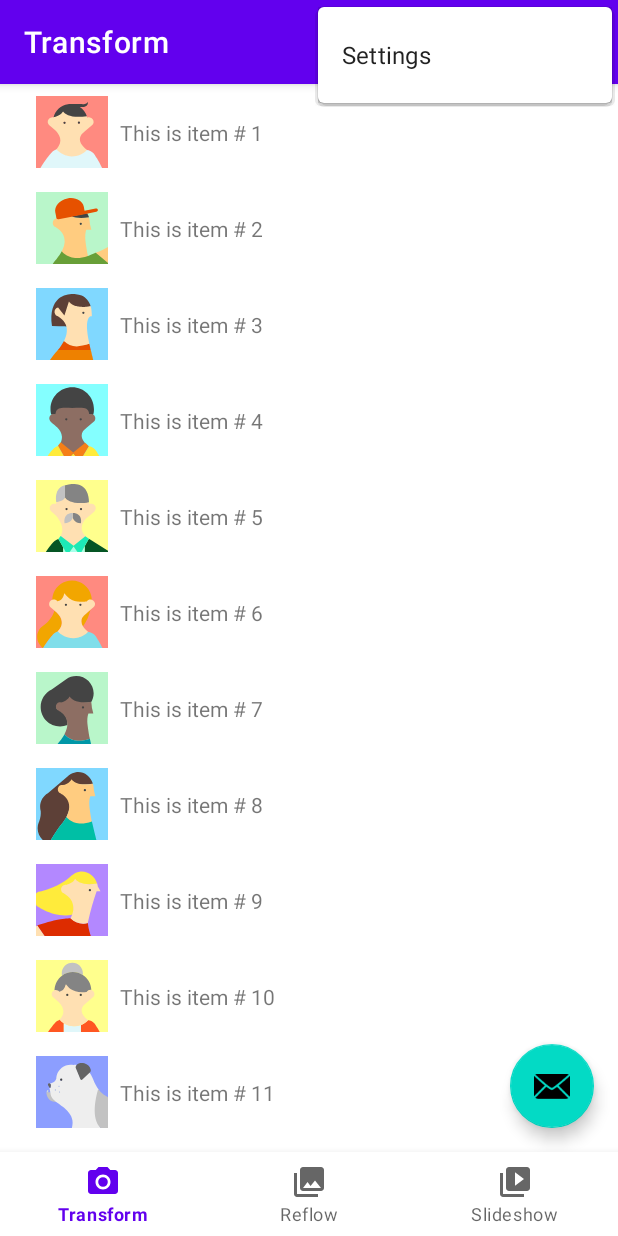
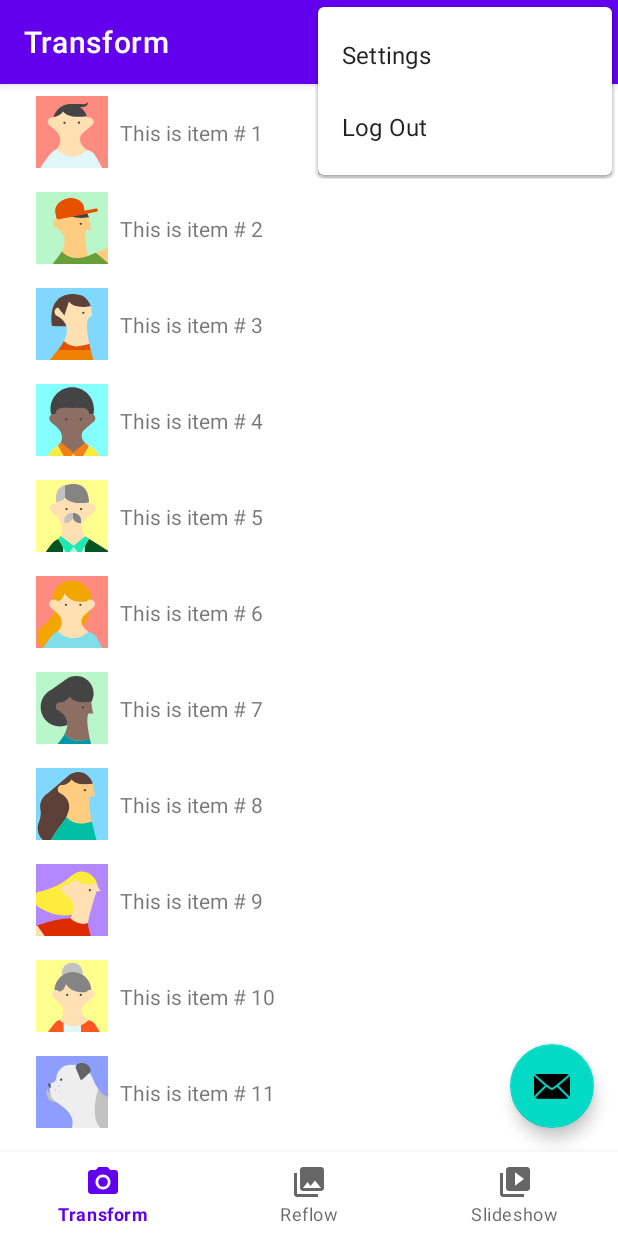
Before and after one commit to takathepug/udacity_capstone, an Android app: the MainActivity screen opened directly, with no data from a screen before it, with the options menu open, on a phone screen of 412 x 824 dp. Run offline under Robolectric (Android 15) with nearby library versions, the phone set to English and light mode, and no system bars; our stand-ins replace Timber, data binding, navigation-ui; libraries missing offline, so code that uses them is left out: com.firebase.ui; 2 statements that could not run were skipped.

Commit message:
Logout implementation tailored to adaptive design. Timber logging

```diff
--- a/app/build.gradle
+++ b/app/build.gradle
@@ -88,7 +88,7 @@ dependencies {
     implementation fileTree(dir: 'libs', include: ['*.jar'])
 
     implementation 'androidx.core:core-ktx:1.8.0'
-    implementation 'androidx.appcompat:appcompat:1.4.2'
+    implementation 'androidx.appcompat:appcompat:1.5.0'
     implementation 'com.google.android.material:material:1.6.1'
     implementation 'androidx.recyclerview:recyclerview:1.2.1'
     implementation 'androidx.constraintlayout:constraintlayout:2.1.4'
@@ -96,6 +96,9 @@ dependencies {
     implementation 'androidx.lifecycle:lifecycle-viewmodel-ktx:2.5.1'
     implementation 'androidx.navigation:navigation-fragment-ktx:2.5.1'
     implementation 'androidx.navigation:navigation-ui-ktx:2.5.1'
+
+    // timber
+    implementation 'com.jakewharton.timber:timber:4.7.1'
 
     // room
     implementation "androidx.room:room-runtime:$roomVersion"
--- a/app/src/main/AndroidManifest.xml
+++ b/app/src/main/AndroidManifest.xml
@@ -8,6 +8,7 @@
     <uses-permission android:name="android.permission.ACCESS_NETWORK_STATE" />
 
     <application
+        android:name=".CapstoneApplication"
         android:allowBackup="true"
         android:dataExtractionRules="@xml/data_extraction_rules"
         android:fullBackupContent="@xml/backup_rules"
--- a/app/src/main/java/com/example/udacity_capstone/MainActivity.kt
+++ b/app/src/main/java/com/example/udacity_capstone/MainActivity.kt
@@ -1,18 +1,22 @@
 package com.example.udacity_capstone
 
+import android.content.Intent
 import android.os.Bundle
 import android.view.Menu
 import android.view.MenuItem
-import com.google.android.material.snackbar.Snackbar
-import com.google.android.material.navigation.NavigationView
+import androidx.appcompat.app.AppCompatActivity
 import androidx.navigation.findNavController
 import androidx.navigation.fragment.NavHostFragment
 import androidx.navigation.ui.AppBarConfiguration
 import androidx.navigation.ui.navigateUp
 import androidx.navigation.ui.setupActionBarWithNavController
 import androidx.navigation.ui.setupWithNavController
-import androidx.appcompat.app.AppCompatActivity
 import com.example.udacity_capstone.databinding.ActivityMainBinding
+import com.example.udacity_capstone.ui.authentication.AuthenticationActivity
+import com.firebase.ui.auth.AuthUI
+import com.google.android.material.navigation.NavigationView
+import com.google.android.material.snackbar.Snackbar
+import timber.log.Timber
 
 class MainActivity : AppCompatActivity() {
 
@@ -45,9 +49,14 @@ class MainActivity : AppCompatActivity() {
                 ),
                 binding.drawerLayout
             )
+
             setupActionBarWithNavController(navController, appBarConfiguration)
+            it.setupWithNavController(navController)
 
-            it.setupWithNavController(navController)
+            it.menu.findItem(R.id.menu_item_logout).setOnMenuItemClickListener {
+                logout()
+                true
+            }
         }
 
         // in w600dp
@@ -58,8 +67,14 @@ class MainActivity : AppCompatActivity() {
                 ),
                 binding.drawerLayout
             )
+
             setupActionBarWithNavController(navController, appBarConfiguration)
             it.setupWithNavController(navController)
+
+            it.menu.findItem(R.id.menu_item_logout).setOnMenuItemClickListener {
+                logout()
+                true
+            }
         }
 
         // < w600p
@@ -71,6 +86,14 @@ class MainActivity : AppCompatActivity() {
             )
             setupActionBarWithNavController(navController, appBarConfiguration)
             it.setupWithNavController(navController)
+        }
+
+        navController.addOnDestinationChangedListener { controller, destination, arguments ->
+            Timber.d("Navigating to ${destination.label}")
+
+            if(destination.id == R.id.menu_item_logout) {
+                // TODO
+            }
         }
     }
 
@@ -94,6 +117,9 @@ class MainActivity : AppCompatActivity() {
                 val navController = findNavController(R.id.nav_host_fragment_content_main)
                 navController.navigate(R.id.nav_settings)
             }
+            R.id.menu_item_logout -> {
+                logout()
+            }
         }
         return super.onOptionsItemSelected(item)
     }
@@ -102,4 +128,14 @@ class MainActivity : AppCompatActivity() {
         val navController = findNavController(R.id.nav_host_fragment_content_main)
         return navController.navigateUp(appBarConfiguration) || super.onSupportNavigateUp()
     }
+
+    // utils
+    private fun logout() {
+        AuthUI.getInstance().signOut(this).addOnSuccessListener {
+            val logOutIntent = Intent(this, AuthenticationActivity::class.java)
+            startActivity(logOutIntent)
+            this.finish()
+        }
+    }
+
 }
--- a/app/src/main/java/com/example/udacity_capstone/ui/authentication/FirebaseUserLiveData.kt
+++ b/app/src/main/java/com/example/udacity_capstone/ui/authentication/FirebaseUserLiveData.kt
@@ -34,19 +34,23 @@ class FirebaseUserLiveData : LiveData<FirebaseUser?>() {
     private val firebaseAuth = FirebaseAuth.getInstance()
 
     private val authStateListener = FirebaseAuth.AuthStateListener { firebaseAuth ->
-        // query for the current user
+        // authentication state changed
         value = firebaseAuth.currentUser
     }
 
     // When this object has an active observer, start observing the FirebaseAuth state to see if
     // there is currently a logged in user.
     override fun onActive() {
+        super.onActive()
+
         firebaseAuth.addAuthStateListener(authStateListener)
     }
 
     // When this object no longer has an active observer, stop observing the FirebaseAuth state to
     // prevent memory leaks.
     override fun onInactive() {
+        super.onInactive()
+
         firebaseAuth.removeAuthStateListener(authStateListener)
     }
 }
--- /dev/null
+++ b/app/src/main/res/drawable/ic_baseline_logout_24.xml
@@ -0,0 +1,5 @@
+<vector android:autoMirrored="true" android:height="24dp"
+    android:tint="#000000" android:viewportHeight="24"
+    android:viewportWidth="24" android:width="24dp" xmlns:android="http://schemas.android.com/apk/res/android">
+    <path android:fillColor="@android:color/white" android:pathData="M17,7l-1.41,1.41L18.17,11H8v2h10.17l-2.58,2.58L17,17l5,-5zM4,5h8V3H4c-1.1,0 -2,0.9 -2,2v14c0,1.1 0.9,2 2,2h8v-2H4V5z"/>
+</vector>
--- a/app/src/main/res/menu/navigation_drawer.xml
+++ b/app/src/main/res/menu/navigation_drawer.xml
@@ -20,5 +20,9 @@
             android:id="@+id/nav_settings"
             android:icon="@drawable/ic_settings_black_24dp"
             android:title="@string/menu_settings" />
+        <item
+            android:id="@+id/menu_item_logout"
+            android:icon="@drawable/ic_baseline_logout_24"
+            android:title="@string/action_logout" />
     </group>
 </menu>
--- a/app/src/main/res/menu/overflow.xml
+++ b/app/src/main/res/menu/overflow.xml
@@ -4,4 +4,8 @@
         android:id="@+id/nav_settings"
         android:icon="@drawable/ic_settings_black_24dp"
         android:title="@string/menu_settings" />
+    <item
+        android:id="@+id/menu_item_logout"
+        android:icon="@drawable/ic_baseline_logout_24"
+        android:title="@string/action_logout" />
 </menu>
--- a/app/src/main/res/navigation/mobile_navigation.xml
+++ b/app/src/main/res/navigation/mobile_navigation.xml
@@ -28,4 +28,5 @@
         android:name="com.example.udacity_capstone.ui.settings.SettingsFragment"
         android:label="@string/menu_settings"
         tools:layout="@layout/fragment_settings" />
+
 </navigation>
--- a/app/src/main/res/values/strings.xml
+++ b/app/src/main/res/values/strings.xml
@@ -6,6 +6,7 @@
     <string name="nav_header_subtitle">android.studio@android.com</string>
     <string name="nav_header_desc">Navigation header</string>
     <string name="action_settings">Settings</string>
+    <string name="action_logout">Log Out</string>
 
     <string name="menu_transform">Transform</string>
     <string name="menu_reflow">Reflow</string>
```
Also changed, not shown: app/src/main/java/com/example/udacity_capstone/CapstoneApplication.kt (added, +12 -0 lines), app/src/main/java/com/example/udacity_capstone/ui/authentication/AuthenticationActivity.kt (+1 -11 lines), 1 other file.
